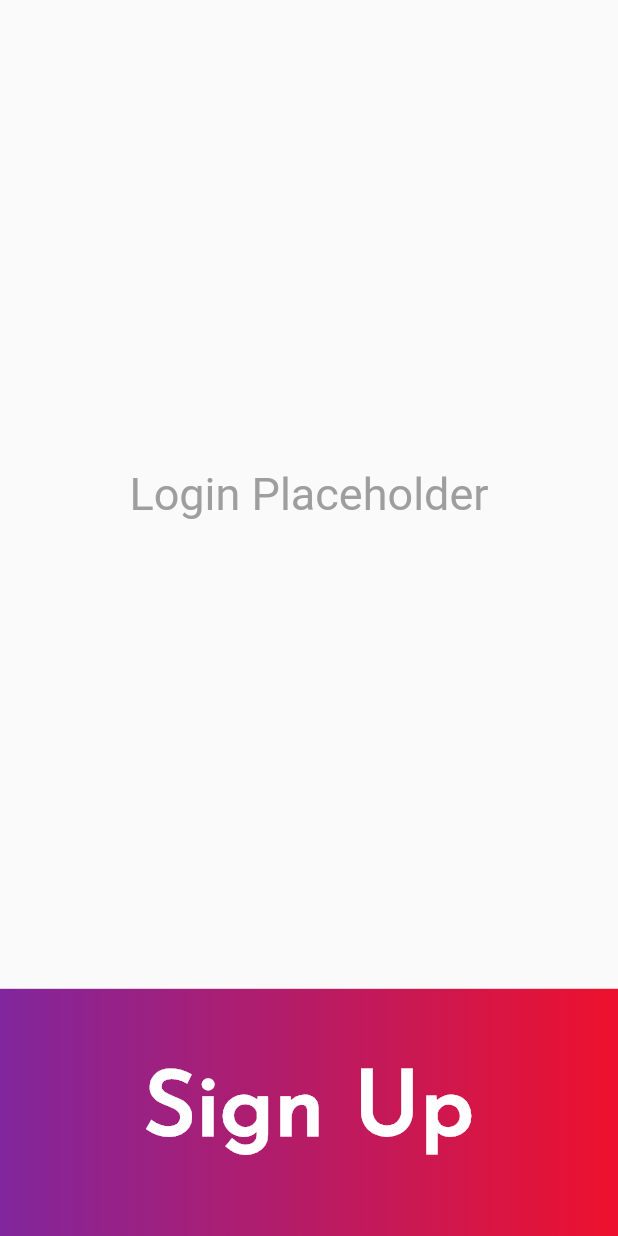
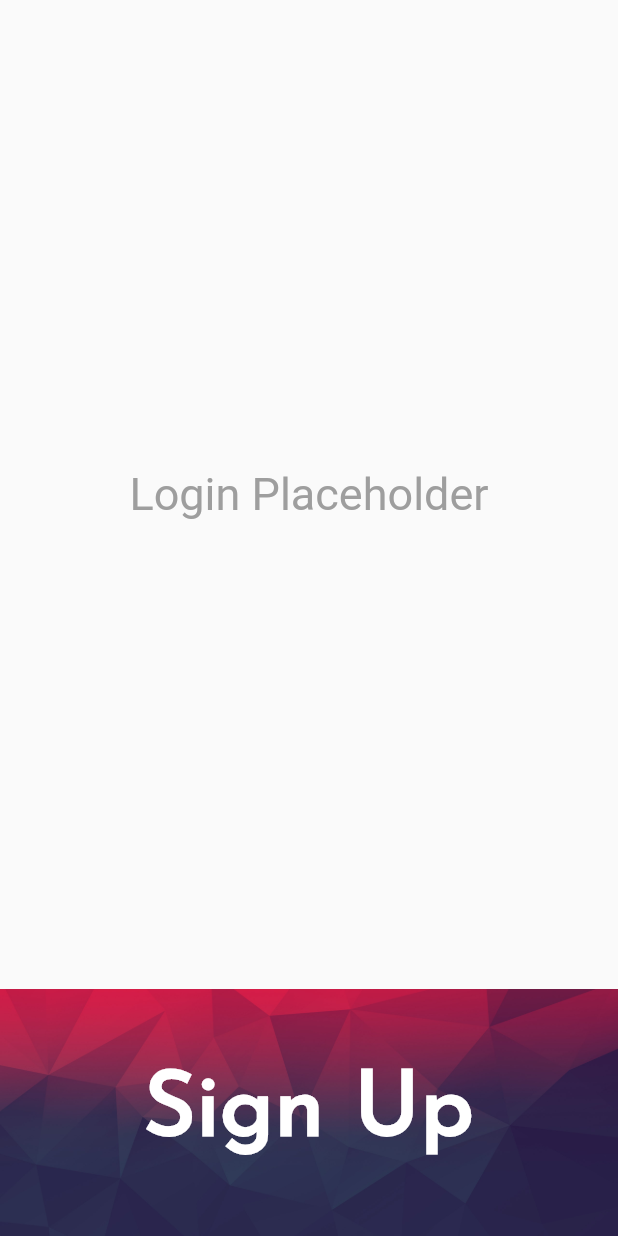
Before and after one commit to NamanShergill/favent, a Flutter app: the screen it shows after launch, after a tap on "Favors", after a tap on "Previous Orders", on a phone screen of 412 x 824 dp. Run offline on Flutter 3.47's test engine with Material 2 defaults, Android fonts, the phone set to English and light mode, and no system bars; our stand-ins replace bubble_bottom_bar.

Commit message:
UI tweaks
Replaced gradients with background images

```diff
--- a/lib/pages/authentication/login.dart
+++ b/lib/pages/authentication/login.dart
@@ -63,12 +63,10 @@ class _loginpageState extends State<loginpage> {
                   height: _media.height * 0.2,
                   duration: Duration(milliseconds: 350),
                   decoration: BoxDecoration(
-                      gradient: LinearGradient(colors: [
-                        const Color(0xFF81269D),
-                        const Color(0xFFEE112D)
-                      ],
-                          begin: Alignment.centerLeft,
-                          end:  Alignment.centerRight)
+                      image: DecorationImage(
+                          image: AssetImage('assets/images/bg.jpg'),
+                          fit: BoxFit.cover
+                      )
                   ),
                   child: Column(
                     mainAxisAlignment: MainAxisAlignment.center,
--- a/lib/pages/dashboard.dart
+++ b/lib/pages/dashboard.dart
@@ -34,12 +34,10 @@ class _DashboardState extends State<Dashboard> {
                           elevation: 4,
                           child: Container(
                             decoration: BoxDecoration(
-                                gradient: LinearGradient(colors: [
-                                  const Color(0xFF81269D),
-                                  const Color(0xFFEE112D)
-                                ],
-                                    begin: Alignment.centerLeft,
-                                    end:  Alignment.centerRight)
+                                image: DecorationImage(
+                                    image: AssetImage('assets/images/bg.jpg'),
+                                  fit: BoxFit.cover
+                                )
                             ),
                           ),
                         ),
--- a/lib/pages/wallet.dart
+++ b/lib/pages/wallet.dart
@@ -28,12 +28,10 @@ class Wallet extends StatelessWidget {
                           elevation: 4,
                           child: Container(
                             decoration: BoxDecoration(
-                                gradient: LinearGradient(colors: [
-                                  const Color(0xFFEE112D),
-                                  const Color(0xFF81269D),
-                                ],
-                                    begin: Alignment.centerLeft,
-                                    end:  Alignment.centerRight)
+                                image: DecorationImage(
+                                    image: AssetImage('assets/images/bg.jpg'),
+                                    fit: BoxFit.cover
+                                )
                             ),
                           ),
                         ),
```
Also changed, not shown: pubspec.yaml (+3 -4 lines), assets/images/bg.jpg (added).
